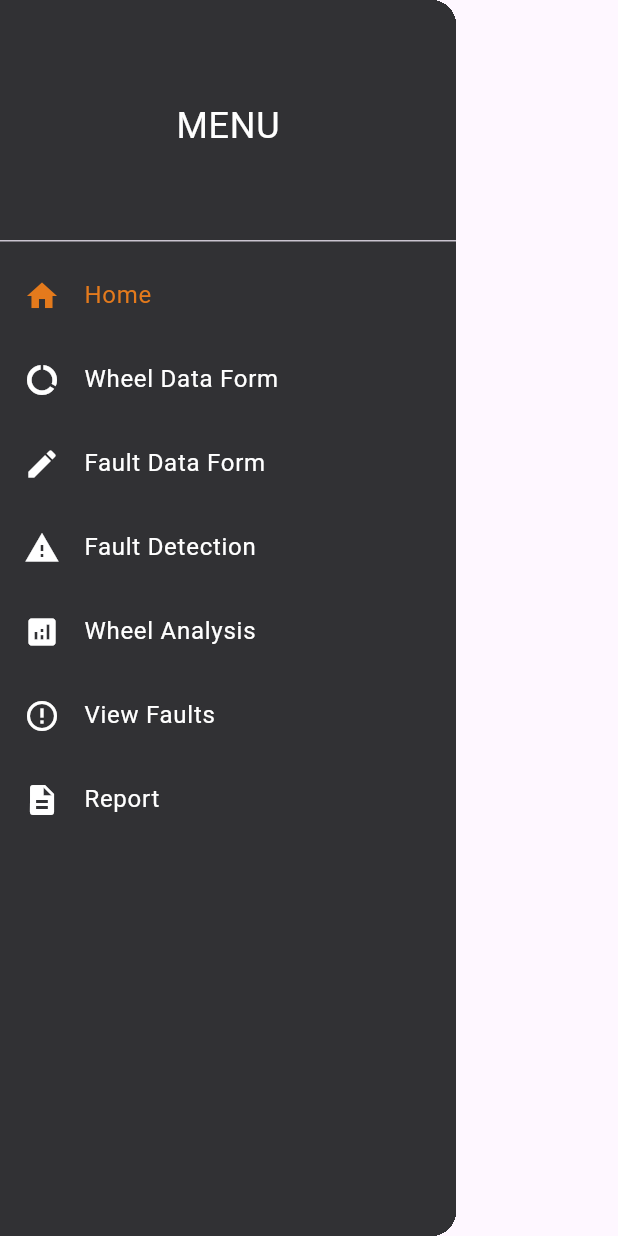
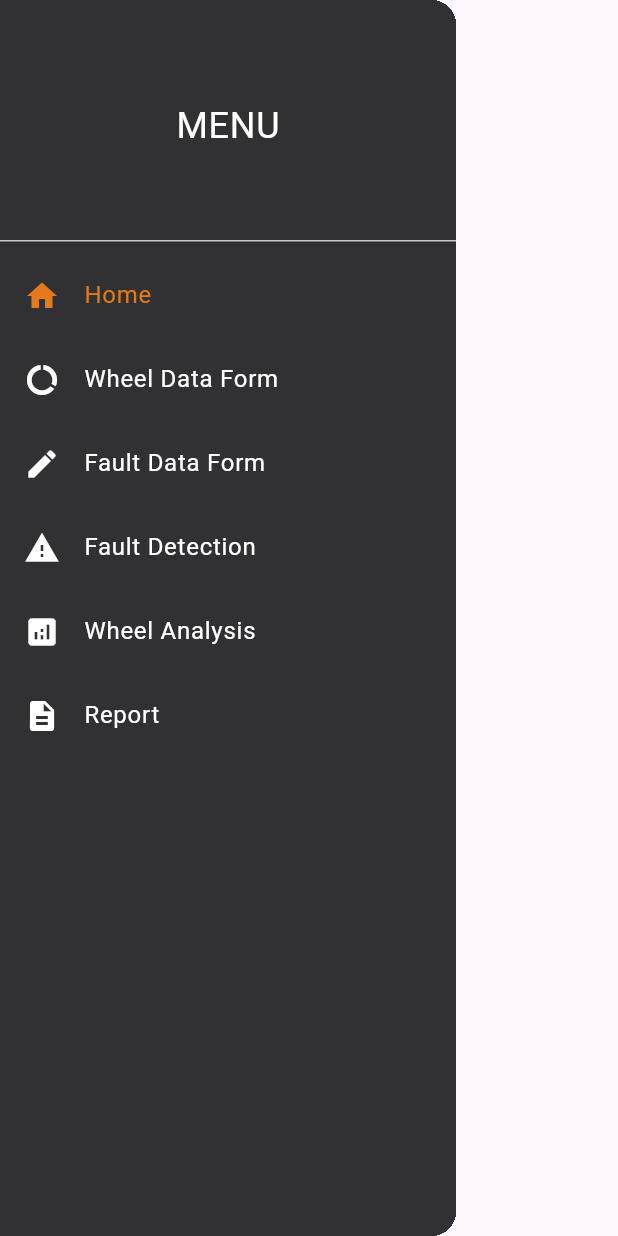
Before and after one commit to HighNCode/FYP-111-OrangeLineMS, a Flutter app: the MyDrawer widget shown alone on an empty page, opened directly with empty values, on a phone screen of 412 x 824 dp. Run offline on Flutter 3.47's test engine with Material 3 defaults, Android fonts, the light colour scheme and no system bars; our stand-ins replace image_picker, printing, supabase, syncfusion_flutter_charts; missing offline and left inert: syncfusion_flutter_pdfviewer; accounts and stored records are empty; network calls fail.

Commit message:
engineer dashboard

```diff
--- a/third_app/lib/Screen/mainPage/EngineerDashboard.dart
+++ b/third_app/lib/Screen/mainPage/EngineerDashboard.dart
@@ -86,9 +86,9 @@ class _EngineerDashboardState extends State<EngineerDashboard> {
         return Page3();
       case 4:
         return ocr();
+      // case 5:
+      //   return FaultsEditor();
       case 5:
-        return FaultsEditor();
-      case 6:
         return ReportScreen();
 
       default:
@@ -500,8 +500,8 @@ class MyDrawer extends StatelessWidget {
                   _buildMenuItem(2, 'Fault Data Form', Icons.edit),
                   _buildMenuItem(3, 'Fault Detection', Icons.warning),
                   _buildMenuItem(4, 'Wheel Analysis', Icons.analytics),
-                  _buildMenuItem(5, 'View Faults', Icons.error_outline),
-                  _buildMenuItem(6, 'Report', Icons.description),
+                  // _buildMenuItem(5, 'View Faults', Icons.error_outline),
+                  _buildMenuItem(5, 'Report', Icons.description),
                   // _buildMenuItem(5, 'Spare Parts', Icons.settings),
                 ],
               ),
```
